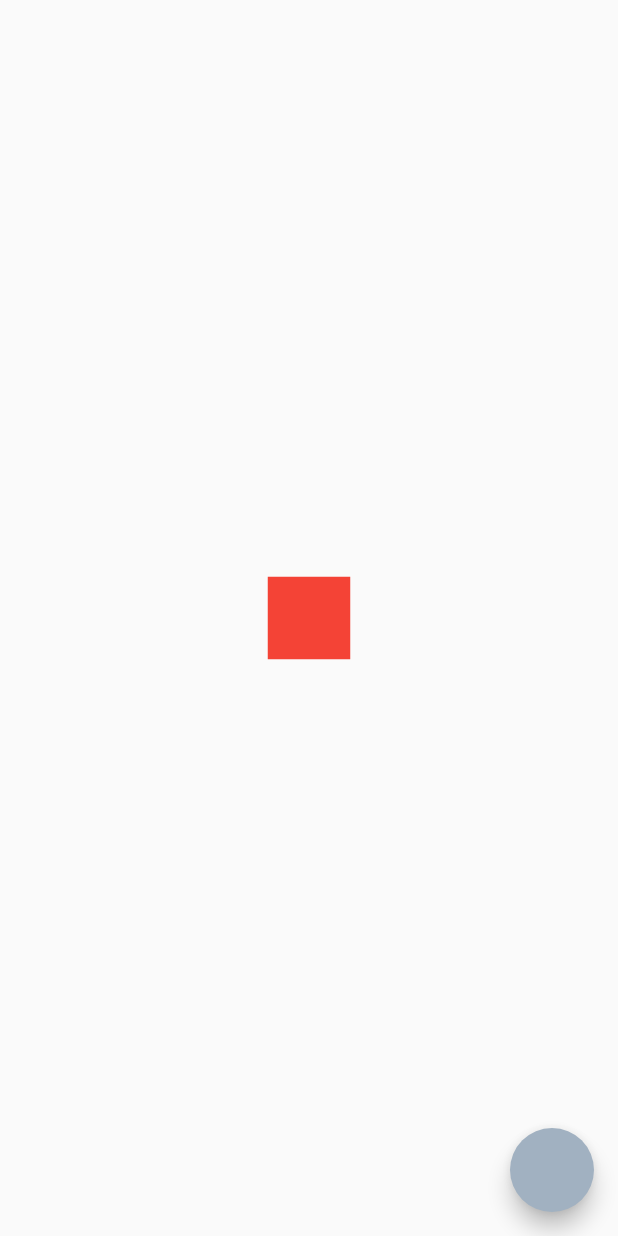
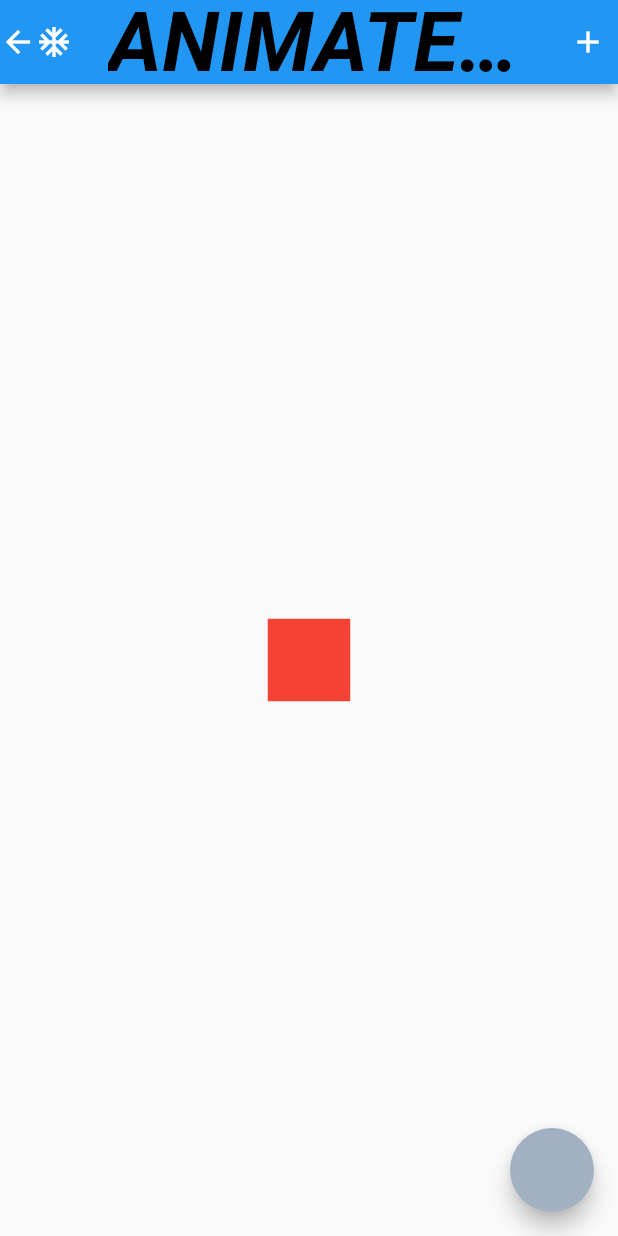
Before and after one commit to cerberodev/bancolombia_test, a Flutter app: the screen it shows after launch, after a tap on "AnimatedContainer", on a phone screen of 412 x 824 dp. Run offline on Flutter 3.47's test engine with Material 2 defaults, Android fonts, the phone set to English and light mode, and no system bars; our stand-ins replace hive, hive_flutter, shared_preferences; accounts and stored records are empty; Roboto replaces fonts that are missing (Robotto).

Commit message:
Aditional hive & Shared Preferences

```diff
--- a/lib/main.dart
+++ b/lib/main.dart
@@ -1,10 +1,14 @@
 import 'package:flutter/material.dart';
 import 'package:flutter_localizations/flutter_localizations.dart';
+import 'package:hive/hive.dart';
+import 'package:hive_flutter/hive_flutter.dart';
 import 'package:test_project/widgets/bancolombia_home_page.dart';
-import 'constants/routes.dart';
 import 'constants/theme.dart';
 
-void main() {
+const darkModeBox = 'darkModeTutorial';
+void main() async {
+  await Hive.initFlutter();
+  await Hive.openBox(darkModeBox);
   runApp(MyApp());
 }
 
@@ -14,6 +18,7 @@ class MyApp extends StatelessWidget {
     return MaterialApp(
       title: 'Test Project',
       theme: themeData,
+      darkTheme: ThemeData(brightness: Brightness.dark),
       home: BancolombiaHomePage(),
       //routes: routes,
       localizationsDelegates: [
--- a/lib/widgets/animated_container_page.dart
+++ b/lib/widgets/animated_container_page.dart
@@ -1,6 +1,8 @@
 import 'dart:math';
 
 import 'package:flutter/material.dart';
+
+import 'bancolombia_app_bar.dart';
 
 class AnimatedContainerPage extends StatefulWidget {
   @override
@@ -15,6 +17,9 @@ class _AnimatedContainerPageState extends State<AnimatedContainerPage> {
   @override
   Widget build(BuildContext context) {
     return Scaffold(
+      appBar: BancolombiaAppBar(
+        appBarTitle: "Animated Container",
+      ),
       floatingActionButton: FloatingActionButton(
         onPressed: () {
           height = random.nextInt(256).toDouble();
@@ -27,7 +32,7 @@ class _AnimatedContainerPageState extends State<AnimatedContainerPage> {
       body: Center(
         child: AnimatedContainer(
           curve: Curves.decelerate,
-          duration: Duration(seconds: 3),
+          duration: Duration(milliseconds: 50),
           height: height,
           width: width,
           color: color,
--- a/lib/widgets/bancolombia_home_page.dart
+++ b/lib/widgets/bancolombia_home_page.dart
@@ -1,6 +1,7 @@
 import 'package:flutter/material.dart';
 import 'package:test_project/utils/utils.dart';
 import 'package:test_project/widgets/bancolombia_app_bar.dart';
+import 'package:test_project/widgets/shared_hive.dart';
 
 import 'animated_container_page.dart';
 import 'card_page.dart';
@@ -105,6 +106,15 @@ class BancolombiaHomePage extends StatelessWidget {
                 );
               },
             ),
+            RaisedButton(
+              child: Text("Shared Hive"),
+              onPressed: () {
+                Utils().goToScreen(
+                  context,
+                  SharedHivePage(),
+                );
+              },
+            ),
           ],
         ),
       ),
--- a/lib/widgets/circle_avatar_page.dart
+++ b/lib/widgets/circle_avatar_page.dart
@@ -15,6 +15,7 @@ class CircleAvatarPage extends StatelessWidget {
               firstDate: DateTime.parse("2012-12-12"),
               lastDate: DateTime.parse("2015-12-12"));
         },
+        child: Center(
           child: Container(
             child: CircleAvatar(
               backgroundColor: Colors.red,
@@ -25,6 +26,7 @@ class CircleAvatarPage extends StatelessWidget {
             ),
           ),
         ),
+      ),
     );
   }
 }
--- a/lib/widgets/drop_down_page.dart
+++ b/lib/widgets/drop_down_page.dart
@@ -15,7 +15,8 @@ class _DropDownPageState extends State<DropDownPage> {
       appBar: BancolombiaAppBar(
         appBarTitle: "DropDown",
       ),
-      body: Container(
+      body: Center(
+        child: Container(
           child: Theme(
             data: ThemeData(
               canvasColor: Colors.red,
@@ -47,6 +48,7 @@ class _DropDownPageState extends State<DropDownPage> {
             ),
           ),
         ),
+      ),
     );
   }
 }
--- a/lib/widgets/mini_widgets_page.dart
+++ b/lib/widgets/mini_widgets_page.dart
@@ -17,6 +17,7 @@ class _MiniWidgetsPageState extends State<MiniWidgetsPage> {
         appBarTitle: "Widgets",
       ),
       body: Column(
+        mainAxisAlignment: MainAxisAlignment.spaceEvenly,
         children: [
           SliderTheme(
             data: SliderThemeData(
--- a/pubspec.yaml
+++ b/pubspec.yaml
@@ -3,7 +3,7 @@ description: A new Flutter project.
 
 # The following line prevents the package from being accidentally published to
 # pub.dev using `pub publish`. This is preferred for private packages.
-publish_to: 'none' # Remove this line if you wish to publish to pub.dev
+publish_to: "none" # Remove this line if you wish to publish to pub.dev
 
 # The following defines the version and build number for your application.
 # A version number is three numbers separated by dots, like 1.2.43
@@ -26,6 +26,9 @@ dependencies:
   flutter_localizations:
     sdk: flutter
 
+  shared_preferences: ^0.5.12+2
+  hive: ^1.4.4+1
+  hive_flutter:
   # The following adds the Cupertino Icons font to your application.
   # Use with the CupertinoIcons class for iOS style icons.
   cupertino_icons: ^1.0.0
@@ -39,7 +42,6 @@ dev_dependencies:
 
 # The following section is specific to Flutter.
 flutter:
-
   # The following line ensures that the Material Icons font is
   # included with your application, so that you can use the icons in
   # the material Icons class.
```
Also changed, not shown: lib/constants/theme.dart (+7 -0 lines), lib/widgets/shared_hive.dart (added, +99 -0 lines), pubspec.lock, 6 other files. Lines whose indentation alone changed are shown as unchanged.
